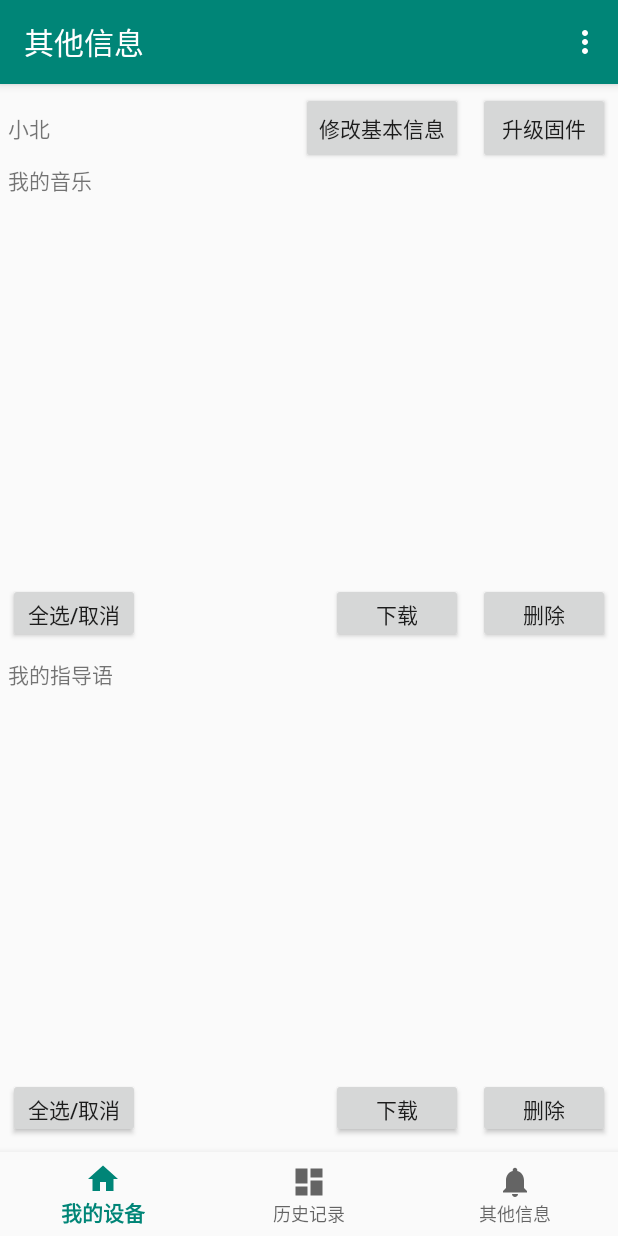
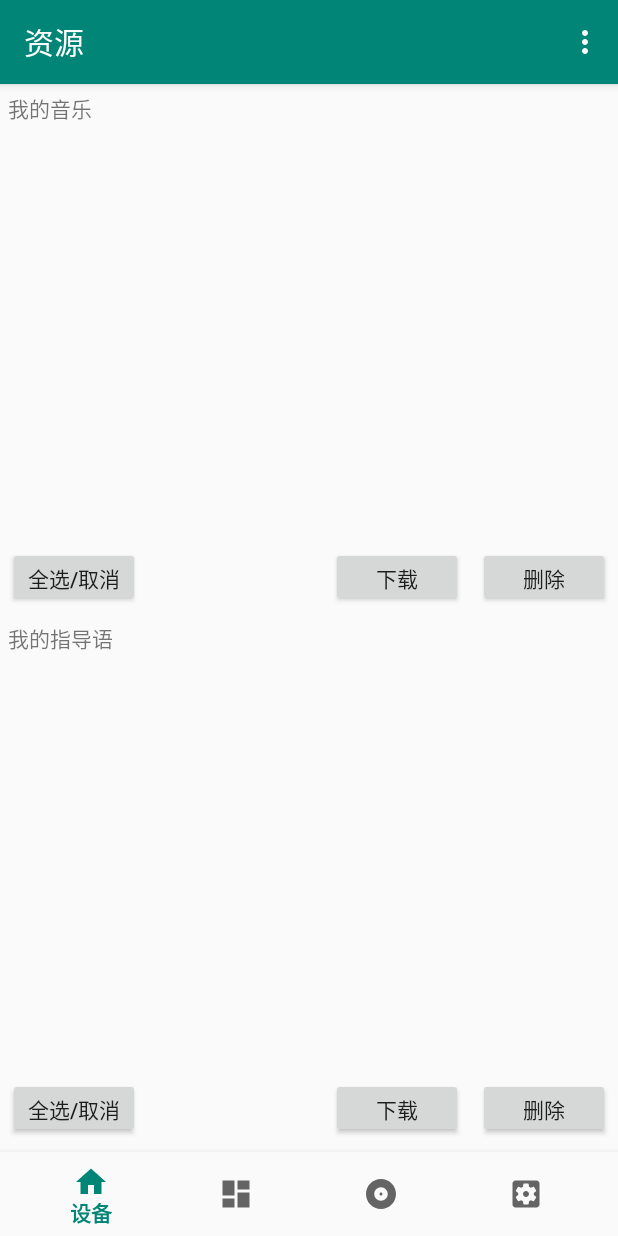
Before and after one commit to dapp0000/hbapp, an Android app: the fragment UserInfoFragment placed in its activity, on a phone screen of 412 x 824 dp. Run offline under Robolectric (Android 15) with nearby library versions, the phone set to English and light mode, and no system bars; our stand-ins replace ButterKnife; libraries missing offline, so code that uses them is left out: com.blankj.utilcode, com.github.mikephil.charting; 4 statements that could not run were skipped.

Commit message:
调整导航目录

```diff
--- a/app/build.gradle
+++ b/app/build.gradle
@@ -37,8 +37,8 @@ android {
 }
 greendao {
     schemaVersion 1
-    targetGenDir 'src/main/java'
-    daoPackage 'com.uart.hbapp.greendao'
+    //targetGenDir 'src/main/java'
+    //daoPackage 'com.uart.hbapp.greendao'
 }
 dependencies {
     implementation fileTree(include: ['*.jar'], dir: 'libs')
@@ -70,5 +70,4 @@ dependencies {
     implementation 'com.github.PhilJay:MPAndroidChart:v3.0.2'
 
 
-
 }
--- a/app/src/main/java/com/uart/hbapp/MainActivity.java
+++ b/app/src/main/java/com/uart/hbapp/MainActivity.java
@@ -63,6 +63,7 @@ public class MainActivity extends AppCompatActivity implements Observer {
         mFragments.add(new DeviceFragment());
         mFragments.add(new RecordFragment());
         mFragments.add(new UserInfoFragment());
+        mFragments.add(new SettingFragment());
         // 初始化展示MessageFragment
         setFragmentPosition(0);
     }
@@ -81,6 +82,9 @@ public class MainActivity extends AppCompatActivity implements Observer {
                         break;
                     case R.id.navigation_notifications:
                         setFragmentPosition(2);
+                        break;
+                    case R.id.navigation_settings:
+                        setFragmentPosition(3);
                         break;
                     default:
                         break;
--- /dev/null
+++ b/app/src/main/res/drawable/ic_album_black_24dp.xml
@@ -0,0 +1,9 @@
+<vector xmlns:android="http://schemas.android.com/apk/res/android"
+        android:width="24dp"
+        android:height="24dp"
+        android:viewportWidth="24.0"
+        android:viewportHeight="24.0">
+    <path
+        android:fillColor="#FF000000"
+        android:pathData="M12,2C6.48,2 2,6.48 2,12s4.48,10 10,10 10,-4.48 10,-10S17.52,2 12,2zM12,16.5c-2.49,0 -4.5,-2.01 -4.5,-4.5S9.51,7.5 12,7.5s4.5,2.01 4.5,4.5 -2.01,4.5 -4.5,4.5zM12,11c-0.55,0 -1,0.45 -1,1s0.45,1 1,1 1,-0.45 1,-1 -0.45,-1 -1,-1z"/>
+</vector>
--- /dev/null
+++ b/app/src/main/res/drawable/ic_settings_applications_black_24dp.xml
@@ -0,0 +1,9 @@
+<vector xmlns:android="http://schemas.android.com/apk/res/android"
+        android:width="24dp"
+        android:height="24dp"
+        android:viewportWidth="24.0"
+        android:viewportHeight="24.0">
+    <path
+        android:fillColor="#FF000000"
+        android:pathData="M12,10c-1.1,0 -2,0.9 -2,2s0.9,2 2,2 2,-0.9 2,-2 -0.9,-2 -2,-2zM19,3L5,3c-1.11,0 -2,0.9 -2,2v14c0,1.1 0.89,2 2,2h14c1.11,0 2,-0.9 2,-2L21,5c0,-1.1 -0.89,-2 -2,-2zM17.25,12c0,0.23 -0.02,0.46 -0.05,0.68l1.48,1.16c0.13,0.11 0.17,0.3 0.08,0.45l-1.4,2.42c-0.09,0.15 -0.27,0.21 -0.43,0.15l-1.74,-0.7c-0.36,0.28 -0.76,0.51 -1.18,0.69l-0.26,1.85c-0.03,0.17 -0.18,0.3 -0.35,0.3h-2.8c-0.17,0 -0.32,-0.13 -0.35,-0.29l-0.26,-1.85c-0.43,-0.18 -0.82,-0.41 -1.18,-0.69l-1.74,0.7c-0.16,0.06 -0.34,0 -0.43,-0.15l-1.4,-2.42c-0.09,-0.15 -0.05,-0.34 0.08,-0.45l1.48,-1.16c-0.03,-0.23 -0.05,-0.46 -0.05,-0.69 0,-0.23 0.02,-0.46 0.05,-0.68l-1.48,-1.16c-0.13,-0.11 -0.17,-0.3 -0.08,-0.45l1.4,-2.42c0.09,-0.15 0.27,-0.21 0.43,-0.15l1.74,0.7c0.36,-0.28 0.76,-0.51 1.18,-0.69l0.26,-1.85c0.03,-0.17 0.18,-0.3 0.35,-0.3h2.8c0.17,0 0.32,0.13 0.35,0.29l0.26,1.85c0.43,0.18 0.82,0.41 1.18,0.69l1.74,-0.7c0.16,-0.06 0.34,0 0.43,0.15l1.4,2.42c0.09,0.15 0.05,0.34 -0.08,0.45l-1.48,1.16c0.03,0.23 0.05,0.46 0.05,0.69z"/>
+</vector>
--- a/app/src/main/res/layout/user_info_fragment.xml
+++ b/app/src/main/res/layout/user_info_fragment.xml
@@ -6,31 +6,6 @@
     android:padding="5dp"
     android:orientation="vertical"
     tools:context=".UserInfoFragment">
-
-
-
-    <LinearLayout
-        android:layout_width="match_parent"
-        android:layout_height="wrap_content"
-        android:orientation="horizontal">
-        <TextView
-            android:layout_width="wrap_content"
-            android:layout_height="wrap_content"
-            android:layout_weight="1"
-            android:text="小北" />
-
-        <Button
-            android:layout_width="wrap_content"
-            android:layout_height="wrap_content"
-            android:text="修改基本信息"/>
-
-        <Button
-            android:layout_width="wrap_content"
-            android:layout_height="wrap_content"
-            android:layout_marginStart="10dp"
-            android:text="升级固件"/>
-
-    </LinearLayout>
 
 
     <TextView
--- a/app/src/main/res/menu/bottom_nav_menu.xml
+++ b/app/src/main/res/menu/bottom_nav_menu.xml
@@ -13,7 +13,12 @@
 
     <item
         android:id="@+id/navigation_notifications"
-        android:icon="@drawable/ic_notifications_black_24dp"
+        android:icon="@drawable/ic_album_black_24dp"
         android:title="@string/title_notifications" />
 
+    <item
+        android:id="@+id/navigation_settings"
+        android:icon="@drawable/ic_settings_applications_black_24dp"
+        android:title="@string/title_settings" />
+
 </menu>
--- a/app/src/main/res/values/strings.xml
+++ b/app/src/main/res/values/strings.xml
@@ -1,8 +1,9 @@
 <resources>
     <string name="app_name">hbapp</string>
-    <string name="title_home">我的设备</string>
-    <string name="title_dashboard">历史记录</string>
-    <string name="title_notifications">其他信息</string>
+    <string name="title_home">设备</string>
+    <string name="title_dashboard">历史</string>
+    <string name="title_notifications">资源</string>
+    <string name="title_settings">设置</string>
     <string name="title_activity_login">Sign in</string>
     <string name="prompt_email">Email</string>
     <string name="prompt_password">Password</string>
```
Also changed, not shown: app/src/main/java/com/uart/hbapp/SettingFragment.java (added, +36 -0 lines), app/src/main/java/com/uart/hbapp/SettingViewModel.java (added, +7 -0 lines), app/src/main/res/layout/setting_fragment.xml (added, +37 -0 lines).
